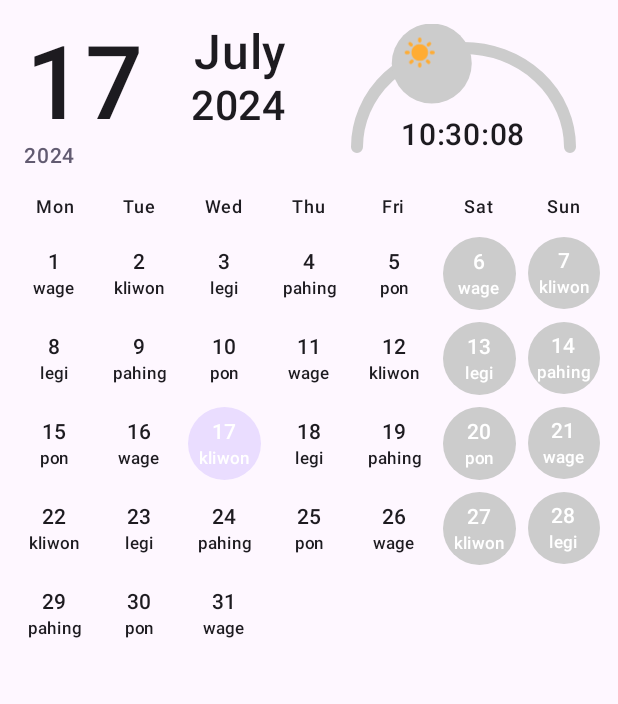
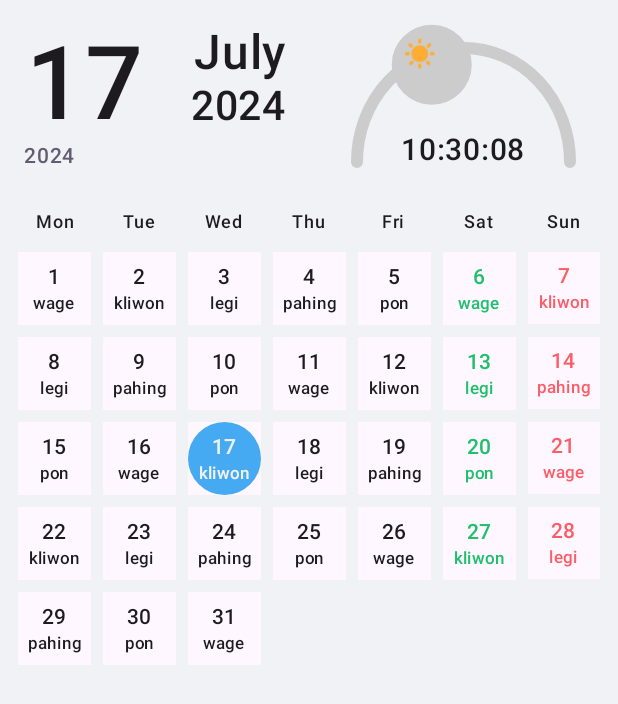
Before and after one commit to remithzu/Calendar, an Android app built with Jetpack Compose: the screen it shows after launch (MainActivity), on a phone screen of 412 x 824 dp. Shown: the top 704 px of the screen. Run offline under Robolectric (Android 15) with nearby library versions, the phone set to English and light mode, and no system bars; 5 statements that could not run were skipped.

Commit message:
Initial commit

```diff
--- a/app/src/main/java/com/rmtz/calendar/MainActivity.kt
+++ b/app/src/main/java/com/rmtz/calendar/MainActivity.kt
@@ -1,6 +1,7 @@
 package com.rmtz.calendar
 
 import android.annotation.SuppressLint
+import android.content.res.Configuration
 import android.icu.util.Calendar
 import android.os.Bundle
 import android.util.Log
@@ -21,10 +22,12 @@ import androidx.compose.foundation.layout.fillMaxSize
 import androidx.compose.foundation.layout.fillMaxWidth
 import androidx.compose.foundation.layout.height
 import androidx.compose.foundation.layout.padding
+import androidx.compose.foundation.lazy.LazyRow
 import androidx.compose.foundation.lazy.grid.GridCells
 import androidx.compose.foundation.lazy.grid.LazyVerticalGrid
 import androidx.compose.foundation.lazy.grid.itemsIndexed
 import androidx.compose.foundation.shape.RoundedCornerShape
+import androidx.compose.material3.ColorScheme
 import androidx.compose.material3.MaterialTheme
 import androidx.compose.material3.MaterialTheme.typography
 import androidx.compose.material3.Surface
@@ -51,6 +54,7 @@ import androidx.compose.ui.graphics.drawscope.translate
 import androidx.compose.ui.platform.LocalContext
 import androidx.compose.ui.res.painterResource
 import androidx.compose.ui.text.style.TextAlign
+import androidx.compose.ui.tooling.preview.Devices
 import androidx.compose.ui.tooling.preview.Preview
 import androidx.compose.ui.unit.dp
 import androidx.compose.ui.unit.sp
@@ -58,6 +62,8 @@ import com.rmtz.calendar.libs.Image
 import com.rmtz.calendar.libs.Kalender
 import com.rmtz.calendar.ui.component.nightGradient
 import com.rmtz.calendar.ui.component.shineGradient
+import com.rmtz.calendar.ui.theme.FlatUiColors
+import com.rmtz.calendar.ui.theme.FlatUiColors.inverse
 import com.rmtz.calendar.ui.theme.pagi2
 import com.rmtz.calendar.ui.theme.yellowTransient
 import kotlinx.coroutines.delay
@@ -78,7 +84,8 @@ class MainActivity : ComponentActivity() {
             MaterialTheme {
                 // A surface container using the 'background' color from the theme
                 Surface(
-                    modifier = Modifier.fillMaxSize()
+                    modifier = Modifier.fillMaxSize(),
+                    color = FlatUiColors.BasicPallete.LightenDark
                 ) {
                     CalendarUI()
                 }
@@ -180,18 +187,19 @@ fun Clock(modifier: Modifier, onUpdateProgress: (Float) -> Unit, onUpdateHour: (
             val currentMinute = calendar.get(Calendar.MINUTE)
             Log.d("Clock", "currentHour: $currentHour, currentMinute: $currentMinute")
 
-// Calculate progress in degrees (0 to 180 degrees)
-            /*val hourProgress = (currentHour * 180f / 12f) + (currentMinute * 15f / 60f) // Each hour = 15 degrees
-            val minuteProgress = currentMinute * 3f // Each minute = 3 degrees
-            val secondProgress = currentSecond * 3f // Each second = 3 degrees*/
-
             val elapsedMinutes = (currentHour - 6) * 60 + currentMinute
             val totalMinutes = 12 * 60
-            val progress = (elapsedMinutes.toFloat() / totalMinutes.toFloat()) * 180f
-            Log.d("Clock Degree", progress.toString())
+            val calcDegrees = (elapsedMinutes.toFloat() / totalMinutes.toFloat()) * 180f
+            var degrees = 0f
+            Log.d("Clock Degree", calcDegrees.toString())
 
-            // Update progress callback for HalfCircleProgressBar
-            onUpdateProgress(progress)
+            if (currentHour in 6..18) {
+                degrees = calcDegrees
+            } else {
+                degrees = calcDegrees - 180f
+            }
+
+            onUpdateProgress(degrees)
             onUpdateHour(currentHour)
 
             delay(updateProgressMillis)
@@ -266,7 +274,7 @@ fun HeaderUI(today: LocalDate) {
                 HalfCircleProgressBar(modifier = Modifier
                     .clipToBounds()
                     .fillMaxWidth(1f)
-                    .height(130.dp)
+                    .height(140.dp)
                     .padding(16.dp))
             }
         }
@@ -316,14 +324,15 @@ fun CalendarUI() {
             }
             itemsIndexed(daysOfMonth) { index, day ->
                 val isSelected = LocalDate.of(year, month, day) == Kalender.getToday()
-                val isWeekend = LocalDate.of(year, month, day).dayOfWeek == DayOfWeek.SATURDAY ||
-                        LocalDate.of(year, month, day).dayOfWeek == DayOfWeek.SUNDAY
+                val isFriday = LocalDate.of(year, month, day).dayOfWeek == DayOfWeek.SATURDAY
+                val isWeekend = LocalDate.of(year, month, day).dayOfWeek == DayOfWeek.SUNDAY
                 ItemDate(
                     day = day,
                     isSelected = isSelected,
+                    isFriday = isFriday,
                     isWeekend = isWeekend,
                     offMessage = Kalender.getDayOfJawa(LocalDate.of(year, month, day)), //javaDayOfWeek(LocalDate.of(year, month, day)),
-                    isFirstRow = index < 7
+                    isHoliday = false
                 )
             }
         }
@@ -332,13 +341,26 @@ fun CalendarUI() {
 
 /* Kalender */
 @Composable
-fun ItemDate(day: Int, isSelected: Boolean, isWeekend: Boolean, offMessage: String, isFirstRow: Boolean) {
-    val backgroundColor = when {
-        isSelected -> MaterialTheme.colorScheme.primaryContainer
-        isWeekend -> Color.LightGray
-        else -> Color.Transparent
+fun ItemDate(day: Int, isSelected: Boolean, isFriday: Boolean, isWeekend: Boolean, offMessage: String, isHoliday: Boolean) {
+    val backgroundColor = if(isSelected) {
+        if (isHoliday) {
+            FlatUiColors.GermanPallet.Desire.inverse()
+        } else {
+            FlatUiColors.GermanPallet.HighBlue
+        }
+    } else {
+        Color.Transparent
     }
-    val contentColor = if (isSelected || isWeekend) MaterialTheme.colorScheme.onPrimary else MaterialTheme.colorScheme.onSurface
+
+    val textColor = if (isSelected) {
+        FlatUiColors.BasicPallete.LightenDark
+    } else if (isFriday) {
+        FlatUiColors.GermanPallet.ReptileGreen
+    } else if (isWeekend) {
+        FlatUiColors.GermanPallet.Desire
+    } else {
+        MaterialTheme.colorScheme.onSurface
+    }
 
     Surface(
         modifier = Modifier
@@ -362,20 +384,36 @@ fun ItemDate(day: Int, isSelected: Boolean, isWeekend: Boolean, offMessage: Stri
                 Text(
                     text = day.toString(),
                     style = typography.labelLarge,
-                    color = contentColor
+                    color = textColor
                 )
                 Text(
                     text = offMessage,
                     style = typography.labelSmall,
-                    color = contentColor
+                    color = textColor
                 )
+                LazyRow {
+
+                }
             }
         }
     }
 }
 
-@SuppressLint("NewApi")
-@Preview(showBackground = true)
+@Preview(
+    name = "Light Mode",
+    uiMode = Configuration.UI_MODE_NIGHT_NO,
+    showBackground = true,
+    device = Devices.PIXEL_4_XL,
+    showSystemUi = true
+)
+@Preview(
+    name = "Dark Mode",
+    uiMode = Configuration.UI_MODE_NIGHT_YES,
+    showBackground = true,
+    device = Devices.PIXEL_4_XL,
+    showSystemUi = true
+)
+
 @Composable
 fun GreetingPreview() {
     MaterialTheme {
```
